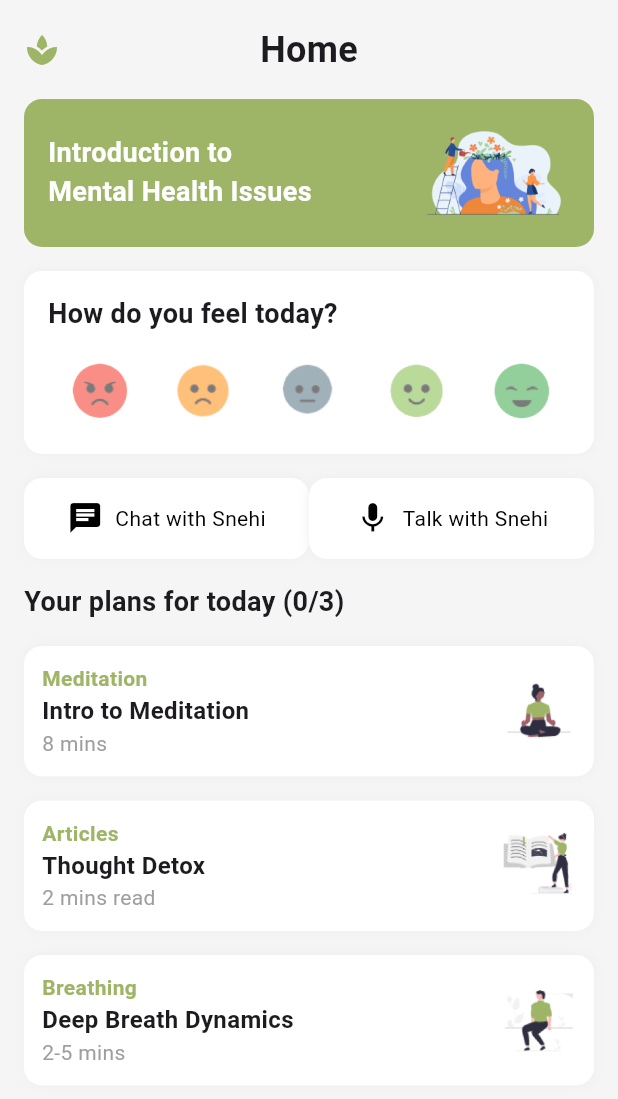
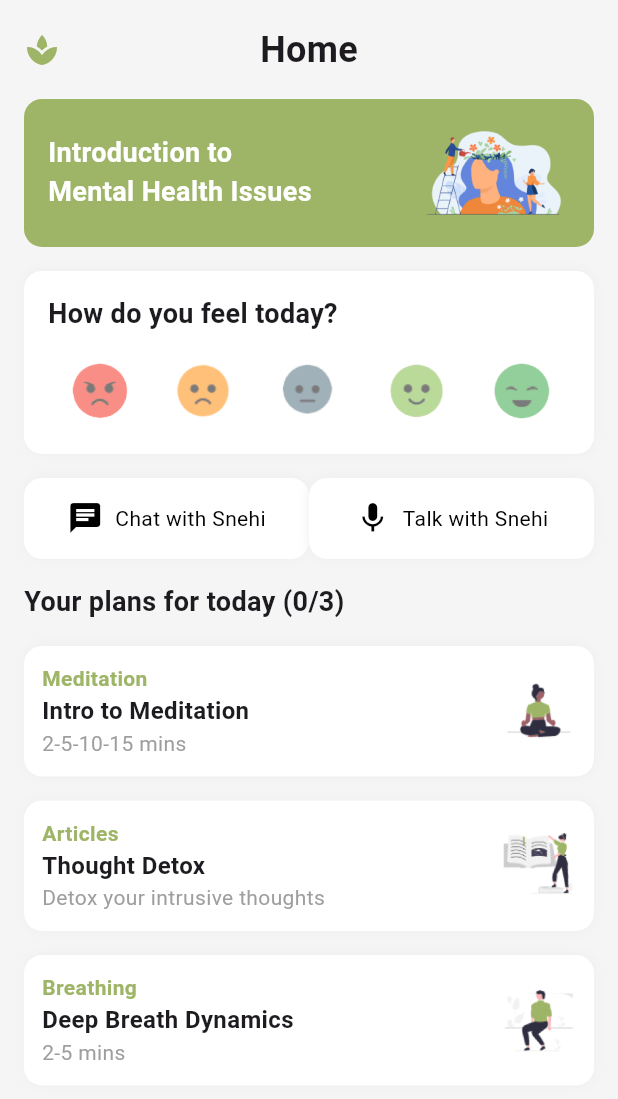
Before and after one commit to kosuri-indu/MindSync, a Flutter app: the HomePage screen opened directly, on a phone screen of 412 x 824 dp. Shown: the top 1099 px of the screen. Run offline on Flutter 3.47's test engine with Material 3 defaults, Android fonts, the phone set to English and light mode, and no system bars; our stand-ins replace audioplayers, cloud_firestore, firebase_auth, firebase_core, fl_chart, flutter_dotenv and 6 more; accounts and stored records are empty.

Commit message:
done code

```diff
--- a/mindsync/lib/views/pages/home_page.dart
+++ b/mindsync/lib/views/pages/home_page.dart
@@ -171,7 +171,7 @@ class _HomePageState extends State<HomePage> {
                 TaskCard(
                     title: 'Intro to Meditation',
                     category: 'Meditation',
-                    duration: '8 mins',
+                    duration: '2-5-10-15 mins',
                     image: 'meditation.png',
                     onTap: () {
                       Navigator.push(
@@ -184,7 +184,7 @@ class _HomePageState extends State<HomePage> {
                 TaskCard(
                     title: 'Thought Detox',
                     category: 'Articles',
-                    duration: '2 mins read',
+                    duration: 'Detox your intrusive thoughts',
                     image: 'articles.png',
                     onTap: () {
                       Navigator.push(
```
